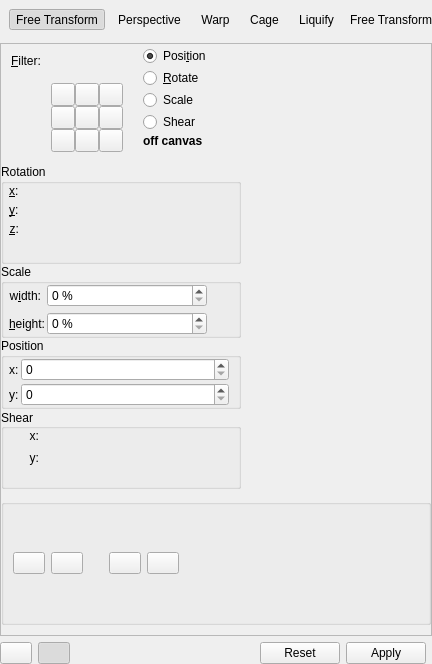
This is plugins/tools/tool_transform2/wdg_tool_transform.ui in ParrotSec/krita as Qt 5 draws it before an edit. The edited form follows.
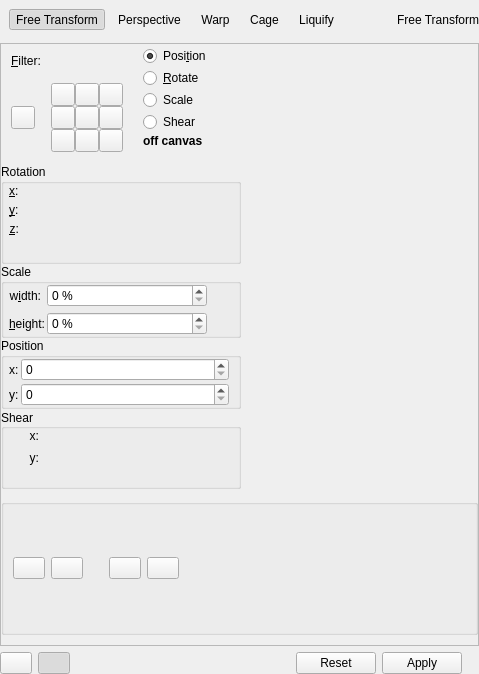
This is the edited form. The open tabs and pages were chosen to show the change. Custom widgets are drawn as their Qt base class.

```diff
--- a/plugins/tools/tool_transform2/wdg_tool_transform.ui
+++ b/plugins/tools/tool_transform2/wdg_tool_transform.ui
@@ -6,8 +6,8 @@
    <rect>
     <x>0</x>
     <y>0</y>
-    <width>426</width>
-    <height>664</height>
+    <width>479</width>
+    <height>674</height>
    </rect>
   </property>
   <property name="sizePolicy">
@@ -497,6 +497,28 @@
              </property>
             </widget>
            </item>
+           <item row="1" column="0">
+            <widget class="QToolButton" name="btnTransformAroundPivotPoint">
+             <property name="sizePolicy">
+              <sizepolicy hsizetype="Fixed" vsizetype="Fixed">
+               <horstretch>0</horstretch>
+               <verstretch>0</verstretch>
+              </sizepolicy>
+             </property>
+             <property name="toolTip">
+              <string>Transform around pivot point (Alt)</string>
+             </property>
+             <property name="text">
+              <string/>
+             </property>
+             <property name="checkable">
+              <bool>true</bool>
+             </property>
+             <property name="autoExclusive">
+              <bool>true</bool>
+             </property>
+            </widget>
+           </item>
           </layout>
          </item>
          <item>
```
Left out of the diff: 4 changed lines with no effect on the pictures.
